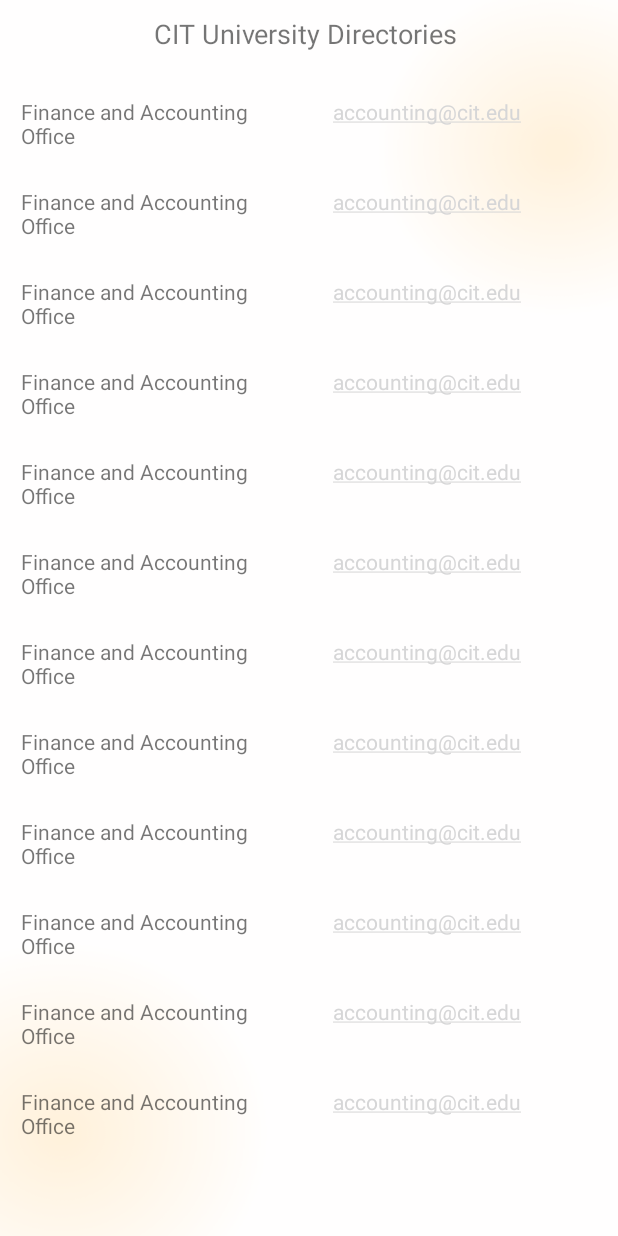
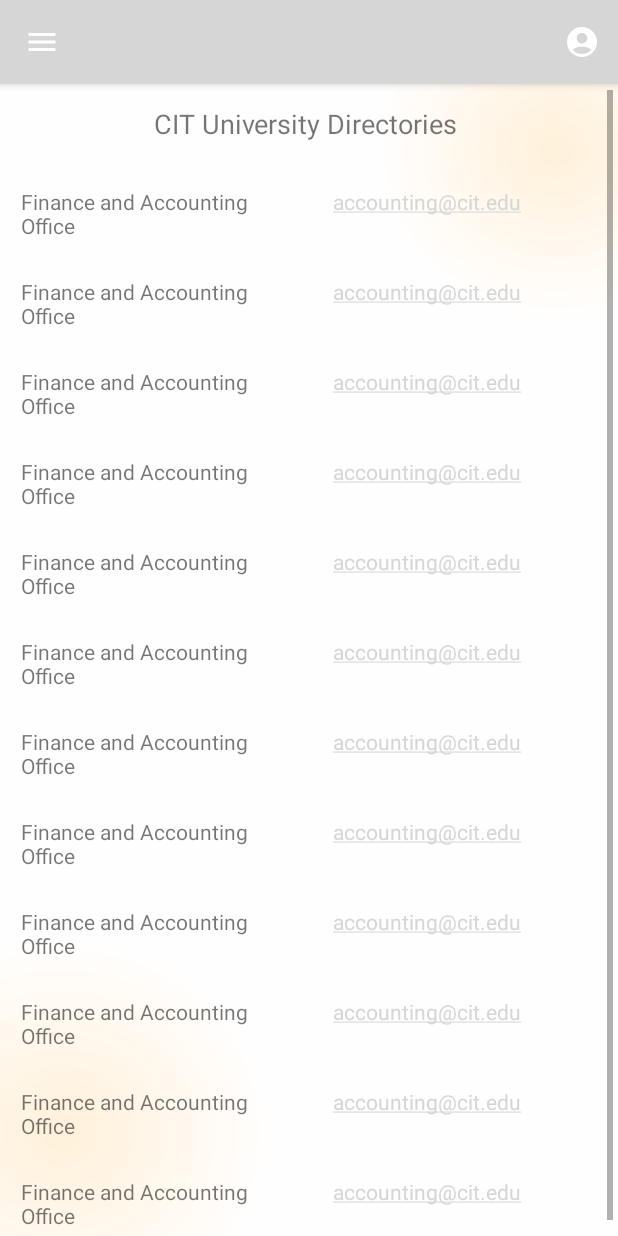
Before and after one commit to MarionEmmanuelBuhat/wildcats-hub, an Android app: the Directories screen opened directly, with no data from a screen before it, on a phone screen of 412 x 824 dp. Run offline under Robolectric (Android 15) with nearby library versions, the phone set to English and light mode, and no system bars.

Commit message:
added taskmastericon.png

```diff
--- a/app/src/main/res/layout/activity_directories.xml
+++ b/app/src/main/res/layout/activity_directories.xml
@@ -9,18 +9,39 @@
     android:background="@drawable/bgimgwhite"
     android:orientation="vertical">
 
+    <com.google.android.material.appbar.AppBarLayout
+        android:id="@+id/appBarLayout"
+        android:layout_width="match_parent"
+        android:layout_height="wrap_content"
+        app:layout_constraintBaseline_toTopOf="@id/SVdirectory"/>
+
+    <com.google.android.material.appbar.MaterialToolbar
+        android:id="@+id/topAppBar"
+        style="@style/Widget.MaterialComponents.Toolbar.Primary"
+        android:layout_width="match_parent"
+        android:layout_height="?attr/actionBarSize"
+        app:layout_constraintEnd_toEndOf="parent"
+        app:layout_constraintHorizontal_bias="0.0"
+        app:layout_constraintStart_toStartOf="parent"
+        app:layout_constraintTop_toTopOf="@+id/appBarLayout"
+        app:menu="@menu/top_bar_menu"
+        app:navigationIcon="@drawable/baseline_menu_24"
+        app:navigationIconTint="@android:color/white"
+        app:title="Tasks"
+        app:titleCentered="true" />
 
     <ScrollView
 
         android:id="@+id/SVdirectory"
         android:layout_width="match_parent"
         android:layout_height="match_parent"
+
+        android:layout_marginTop="60dp"
         android:layout_marginEnd="3dp"
-
         app:layout_constraintEnd_toEndOf="parent"
-        app:layout_constraintHorizontal_bias="0.578"
+        app:layout_constraintHorizontal_bias="1.0"
         app:layout_constraintStart_toStartOf="parent"
-        app:layout_constraintTop_toTopOf="parent">
+        app:layout_constraintTop_toBottomOf="@+id/topAppBar">
 
 
         <LinearLayout
```
Also changed, not shown: app/src/main/res/drawable/taskmastericon.png (added).
